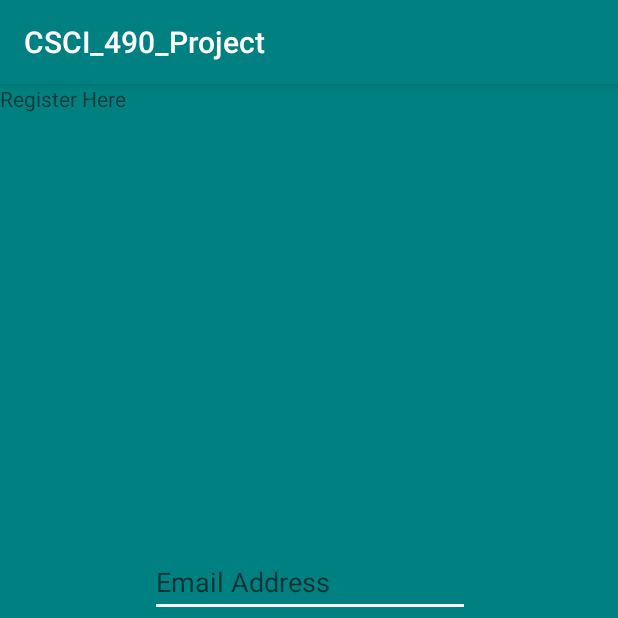
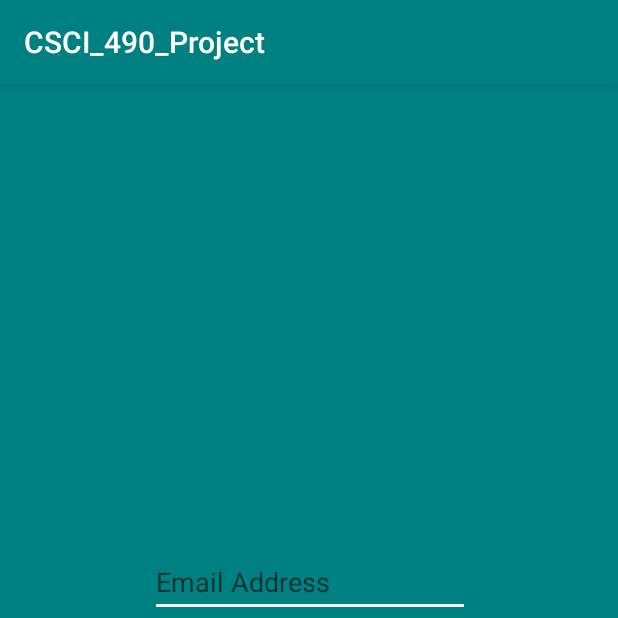
Before and after one commit to BModlin1996/CSCI_490_Project, an Android app: the LoginActivity screen opened directly, with no data from a screen before it, on a phone screen of 412 x 824 dp, the top half of it. Run offline under Robolectric (Android 15) with nearby library versions, the phone set to English and light mode, and no system bars; our stand-ins replace Volley.

Commit message:
Updated login and registration

```diff
--- a/app/src/main/java/com/games/baileymodlin/csci_490_project/LoginActivity.java
+++ b/app/src/main/java/com/games/baileymodlin/csci_490_project/LoginActivity.java
@@ -81,6 +81,8 @@ public class LoginActivity extends AppCompatActivity {
                                 intent.putExtra("ccuID", ccuID);
                                 intent.putExtra("fname", name);
 
+                                LoginActivity.this.startActivity(intent);
+
                             }else{
                                 AlertDialog.Builder builder= new AlertDialog.Builder(LoginActivity.this);
                                 builder.setMessage("Login Fail")
--- a/app/src/main/java/com/games/baileymodlin/csci_490_project/RegisterRequest.java
+++ b/app/src/main/java/com/games/baileymodlin/csci_490_project/RegisterRequest.java
@@ -6,6 +6,7 @@ import com.android.volley.toolbox.StringRequest;
 import java.lang.reflect.Method;
 import java.util.HashMap;
 import java.util.Map;
+//RegisterRequest posts information to Register.php to verify that it is ok to add to the database
 public class RegisterRequest extends StringRequest {
     private static final String REGISTER_REQUEST_URL = "https://ccuresearch.coastal.edu/mykistner/490project/Register.php";
     private Map<String, String> params;
--- a/app/src/main/java/com/games/baileymodlin/csci_490_project/SignUpActivity.java
+++ b/app/src/main/java/com/games/baileymodlin/csci_490_project/SignUpActivity.java
@@ -90,6 +90,8 @@ public class SignUpActivity extends AppCompatActivity{
                                 intent.putExtra("ccuID", ccuID);
                                 intent.putExtra("fname", name);
 
+                                SignUpActivity.this.startActivity(intent);
+
                             }else{
                                 AlertDialog.Builder builder= new AlertDialog.Builder(SignUpActivity.this);
                                 builder.setMessage("Sign Up Fail")
--- a/app/src/main/res/layout/activity_login.xml
+++ b/app/src/main/res/layout/activity_login.xml
@@ -89,13 +89,4 @@
         app:layout_constraintTop_toTopOf="parent"
         app:layout_constraintVertical_bias="0.922" />
 
-    <TextView
-        android:id="@+id/tvRegisterHere"
-        android:layout_width="wrap_content"
-        android:layout_height="wrap_content"
-        android:text="Register Here"
-        android:visibility="visible"
-        tools:layout_editor_absoluteX="68dp"
-        tools:layout_editor_absoluteY="459dp" />
-
 </android.support.constraint.ConstraintLayout>
```
Also changed, not shown: app/src/main/java/com/games/baileymodlin/csci_490_project/UserActivity.java (+28 -1 lines).
